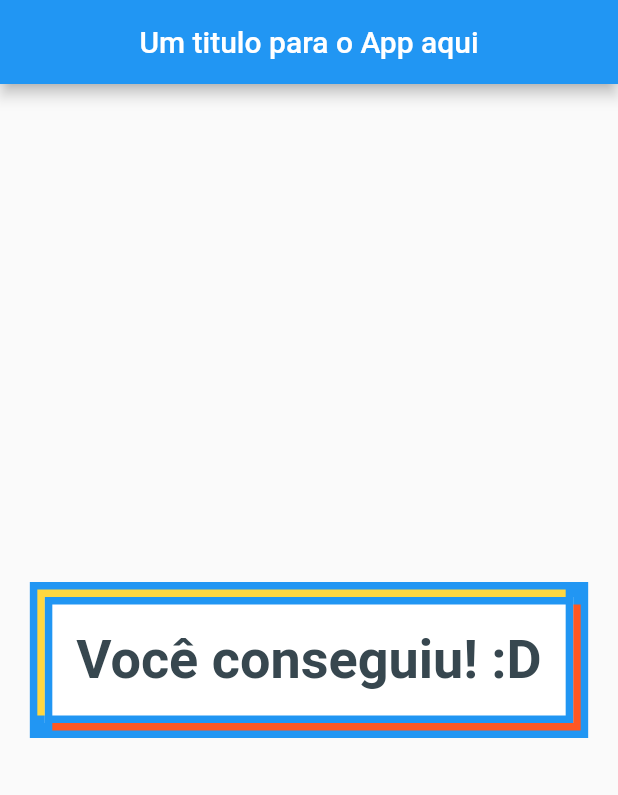
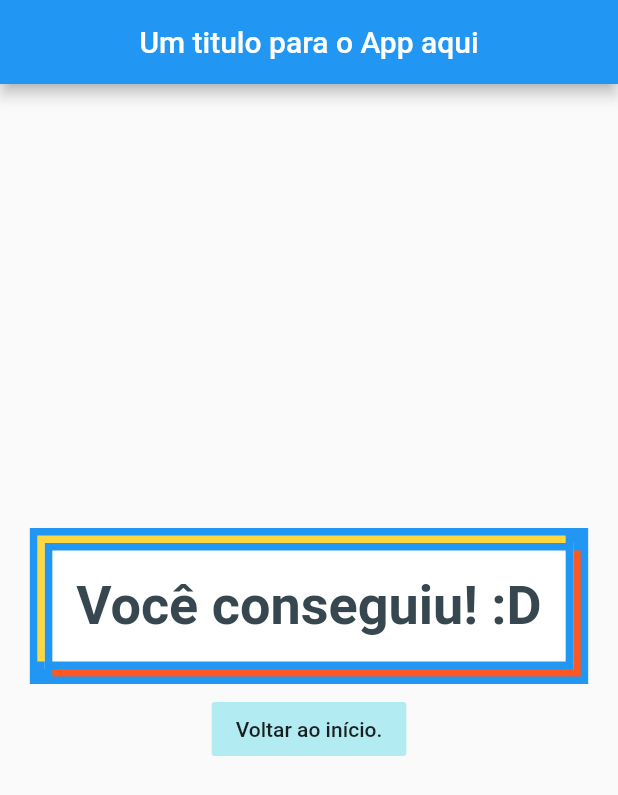
Before and after one commit to arturguitelar/flutter-crash-course-for-beginners-2020-academind, a Flutter app: the screen it shows after launch, after a tap on "Preto", after a tap on "Gato", on a phone screen of 412 x 824 dp. Shown: the top 795 px of the screen. Run offline on Flutter 3.47's test engine with Material 2 defaults, Android fonts, the phone set to English and light mode, and no system bars.

Commit message:
✨feature: Adiciona botão para voltar para tela inicial

```diff
--- a/lib/main.dart
+++ b/lib/main.dart
@@ -55,10 +55,20 @@ class _MyAppState extends State<MyApp> {
                   questionIndex: _questionIndex,
                   answerQuestion: _answerQuestion,
                 )
-              : Result(resultScore: _totalScore),
+              : Result(
+                  resultScore: _totalScore,
+                  resetHandler: _resetQuiz,
+                ),
         ),
       ),
     );
+  }
+
+  void _resetQuiz() {
+    setState(() {
+      _questionIndex = 0;
+      _totalScore = 0;
+    });
   }
 
   void _answerQuestion(int score) {
--- a/lib/widgets/result.dart
+++ b/lib/widgets/result.dart
@@ -2,8 +2,13 @@ import 'package:flutter/material.dart';
 
 class Result extends StatelessWidget {
   final int resultScore;
+  final Function resetHandler;
 
-  const Result({Key key, @required this.resultScore}) : super(key: key);
+  const Result({
+    Key key,
+    @required this.resultScore,
+    @required this.resetHandler,
+  }) : super(key: key);
 
   String get resultPhrase {
     if (resultScore <= 8) {
@@ -17,7 +22,10 @@ class Result extends StatelessWidget {
   @override
   Widget build(BuildContext context) {
     return Center(
-      child: Container(
+      child: Column(
+        mainAxisAlignment: MainAxisAlignment.center,
+        children: [
+          Container(
             padding: EdgeInsets.all(16),
             decoration: BoxDecoration(
               border: Border.all(
@@ -53,6 +61,20 @@ class Result extends StatelessWidget {
               textAlign: TextAlign.center,
             ),
           ),
+          Container(
+            padding: EdgeInsets.all(8),
+            margin: EdgeInsets.only(top: 8),
+            child: FlatButton(
+              color: Colors.cyan[100],
+              onPressed: resetHandler,
+              child: Text(
+                'Voltar ao início.',
+                style: TextStyle(),
+              ),
+            ),
+          )
+        ],
+      ),
     );
   }
 }
```
Lines whose indentation alone changed are shown as unchanged.
